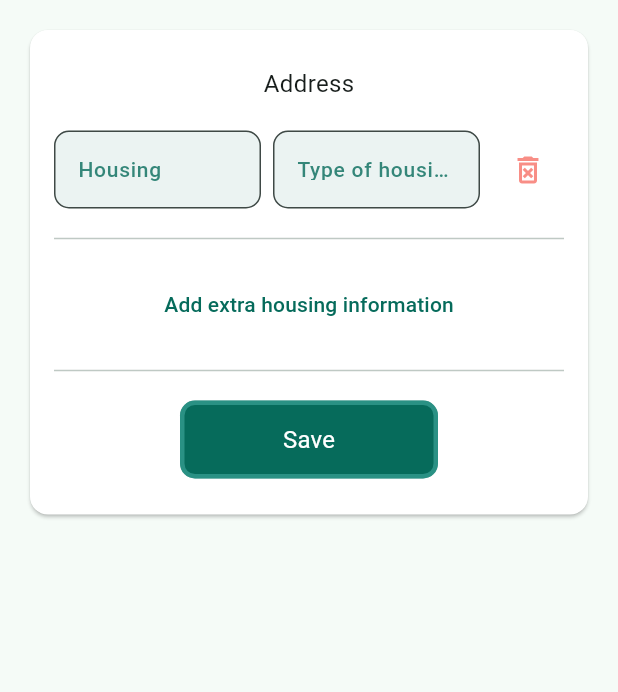
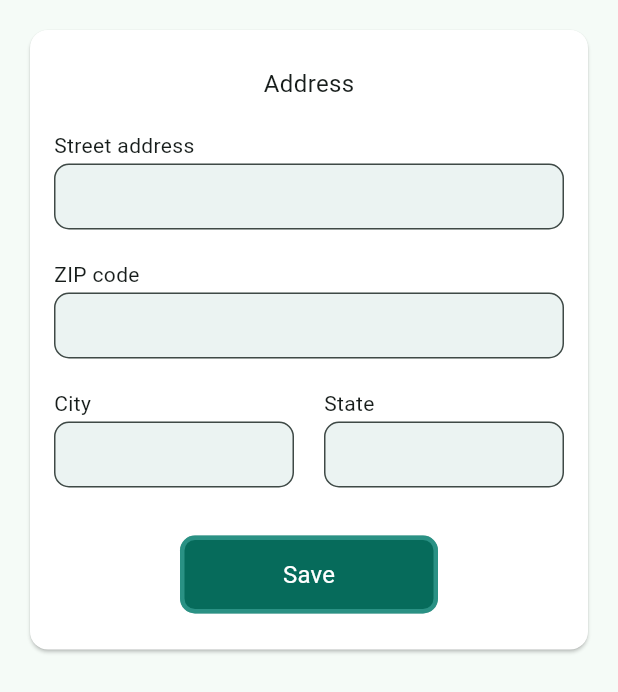
Before and after one commit to Ehab-24/next_life, a Flutter app: the MyLifeAddress widget shown alone on an empty page, opened directly, on a phone screen of 412 x 824 dp. Shown: the top 692 px of the screen. Run offline on Flutter 3.47's test engine with Material 2 defaults, Android fonts, the phone set to English and light mode, and no system bars; our stand-ins replace expandable; network calls fail.

Commit message:
feat - add myLife Address page

```diff
--- a/lib/screens/my-life/components/living-situation/sub-pages/address.dart
+++ b/lib/screens/my-life/components/living-situation/sub-pages/address.dart
@@ -2,7 +2,8 @@ import 'package:flutter/material.dart';
 import 'package:next_life/constants/spacing.dart';
 import 'package:next_life/styles/text.dart';
 import 'package:next_life/widgets/buttons/elevated_buttons.dart';
-import 'package:next_life/widgets/buttons/inputs/text_fields.dart';
+
+import '../../../../../styles/inputs.dart';
 
 class MyLifeAddress extends StatelessWidget {
   const MyLifeAddress({super.key});
@@ -20,29 +21,74 @@ class MyLifeAddress extends StatelessWidget {
                 children: [
                   Text("Address", style: TextStyles.md),
                   Space.h20,
+                  Column(
+                    crossAxisAlignment: CrossAxisAlignment.start,
+                    children: [
+                      Text("Street address"),
+                      Space.h2,
+                      SizedBox(
+                        height: 44,
+                        child: TextField(
+                          keyboardType: TextInputType.number,
+                          decoration: InputStyles.textInput(context, ""),
+                        ),
+                      ),
+                    ],
+                  ),
+                  Space.h20,
+                  Column(
+                    crossAxisAlignment: CrossAxisAlignment.start,
+                    children: [
+                      Text("ZIP code"),
+                      Space.h2,
+                      SizedBox(
+                        height: 44,
+                        child: TextField(
+                          keyboardType: TextInputType.number,
+                          decoration: InputStyles.textInput(context, ""),
+                        ),
+                      ),
+                    ],
+                  ),
+                  Space.h20,
                   Row(
                     children: [
-                      Expanded(child: MTextFormField(labelText: "Housing")),
-                      Space.w8,
                       Expanded(
-                          child: MTextFormField(labelText: "Type of housing")),
-                      Space.w8,
-                      // Delete button
-                      IconButton(
-                        onPressed: () {},
-                        icon: Icon(
-                          Icons.delete_forever_outlined,
-                          color: Colors.red.withOpacity(0.6),
+                        child: Column(
+                          crossAxisAlignment: CrossAxisAlignment.start,
+                          children: [
+                            Text("City"),
+                            Space.h2,
+                            SizedBox(
+                              height: 44,
+                              child: TextField(
+                                keyboardType: TextInputType.number,
+                                decoration: InputStyles.textInput(context, ""),
+                              ),
+                            ),
+                          ],
                         ),
-                      )
+                      ),
+                      Space.w20,
+                      Expanded(
+                        child: Column(
+                          crossAxisAlignment: CrossAxisAlignment.start,
+                          children: [
+                            Text("State"),
+                            Space.h2,
+                            SizedBox(
+                              height: 44,
+                              child: TextField(
+                                keyboardType: TextInputType.number,
+                                decoration: InputStyles.textInput(context, ""),
+                              ),
+                            ),
+                          ],
+                        ),
+                      ),
                     ],
                   ),
-                  Divider(height: 40),
-                  TextButton(
-                    onPressed: () {},
-                    child: Text("Add extra housing information"),
-                  ),
-                  Divider(height: 40),
+                  Space.h32,
                   SizedBox(
                     width: 172,
                     child: MElevatedButton(text: "Save", onPressed: () {}),
--- a/lib/widgets/buttons/inputs/text_fields.dart
+++ b/lib/widgets/buttons/inputs/text_fields.dart
@@ -13,7 +13,7 @@ class MTextFormField extends StatelessWidget {
   @override
   Widget build(BuildContext context) {
     return SizedBox(
-      height: 52,
+      height: 44,
       child: TextFormField(
         decoration: InputStyles.textInput(context, labelText),
       ),
```
